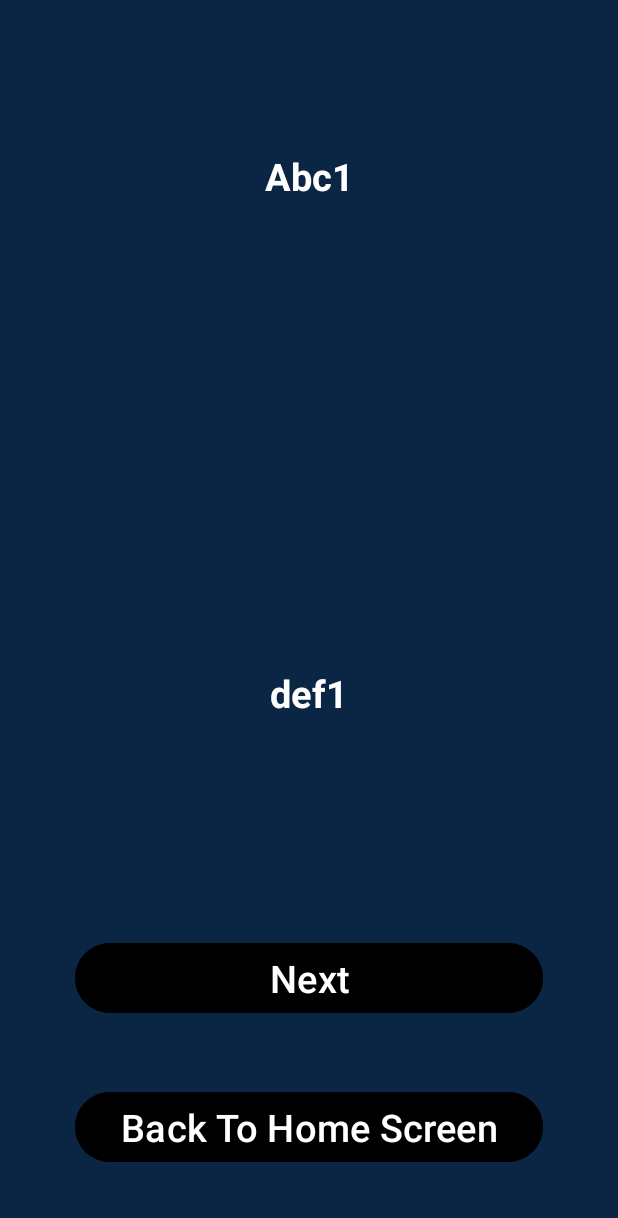
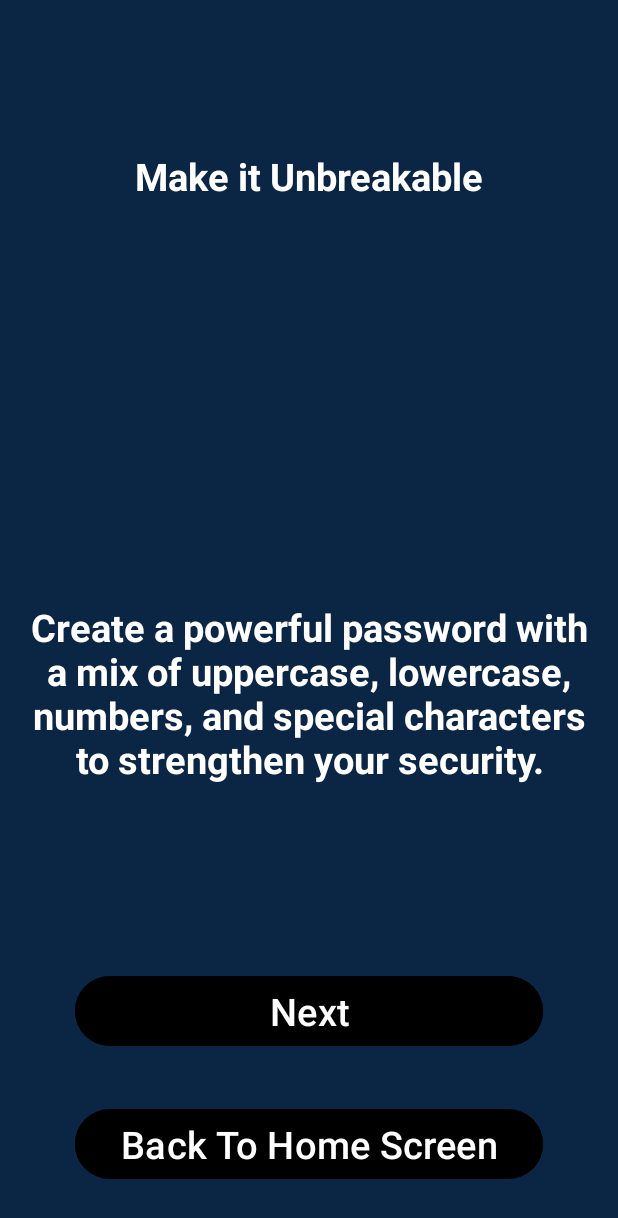
Before and after one commit to Vanshika521/Password-Generator-And-Manager-APP, an Android app: the learn_more screen opened directly, with no data from a screen before it, on a phone screen of 412 x 824 dp. Shown: the top 1218 px of the screen. Run offline under Robolectric (Android 15) with nearby library versions, the phone set to English and light mode, and no system bars.

```diff
--- a/app/src/main/java/com/android_development/passwordgeneratorandmanagerapp/learn_more.java
+++ b/app/src/main/java/com/android_development/passwordgeneratorandmanagerapp/learn_more.java
@@ -17,8 +17,12 @@ public class learn_more extends AppCompatActivity {
     TextView textView1,textView2;
     Button btn1,btn2;
 
-    String title[]={"Abc1","Abc2"};
-    String description[]={"def1","def2"};
+    String title[]={ "Make it Unbreakable" ,  "One Password, Total Protection" , " Encryption at Your Fingertips " , "Full Control Anytime" };
+    String description[]={"Create a powerful password with a mix of uppercase, lowercase, numbers, and special characters to strengthen your security.",
+            "Store and access all your sensitive information securely with just one master password. Quick and reliable.",
+            "Your data is locked with advanced encryption, ensuring it stays safe and private.",
+            "Easily update, delete, or add new passwords whenever you need. Stay in control of your security."};
+
 
     int flag=0;
 
--- a/app/src/main/res/layout/activity_learn_more.xml
+++ b/app/src/main/res/layout/activity_learn_more.xml
@@ -46,6 +46,7 @@
        android:layout_height="wrap_content"
        android:text="Next"
        android:textSize="25dp"
+       android:textColor="@color/white"
        android:layout_marginRight="50dp"
        android:layout_marginLeft="50dp"
        android:backgroundTint="#000"
@@ -61,6 +62,7 @@
         android:layout_height="wrap_content"
         android:text="Back To Home Screen"
         android:textSize="25dp"
+        android:textColor="@color/white"
         android:layout_marginRight="50dp"
         android:layout_marginLeft="50dp"
         android:backgroundTint="#000"
```
